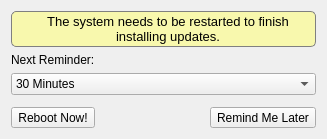
trueos/pcbsd, file src-qt5/pc-systemupdatertray/dialogReminder.ui: the form before one commit.
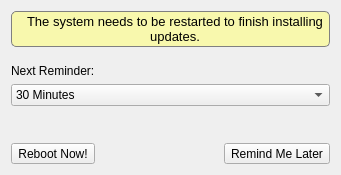
The form after the commit. Icons and pictures are not drawn.

Commit message: Increase the size of the reboot reminder dialog a bit - now it should not look "squished".

What changed in the file:
```diff
--- a/src-qt5/pc-systemupdatertray/dialogReminder.ui
+++ b/src-qt5/pc-systemupdatertray/dialogReminder.ui
@@ -6,8 +6,8 @@
    <rect>
     <x>0</x>
     <y>0</y>
-    <width>327</width>
-    <height>139</height>
+    <width>341</width>
+    <height>175</height>
    </rect>
   </property>
   <property name="windowTitle">
```
